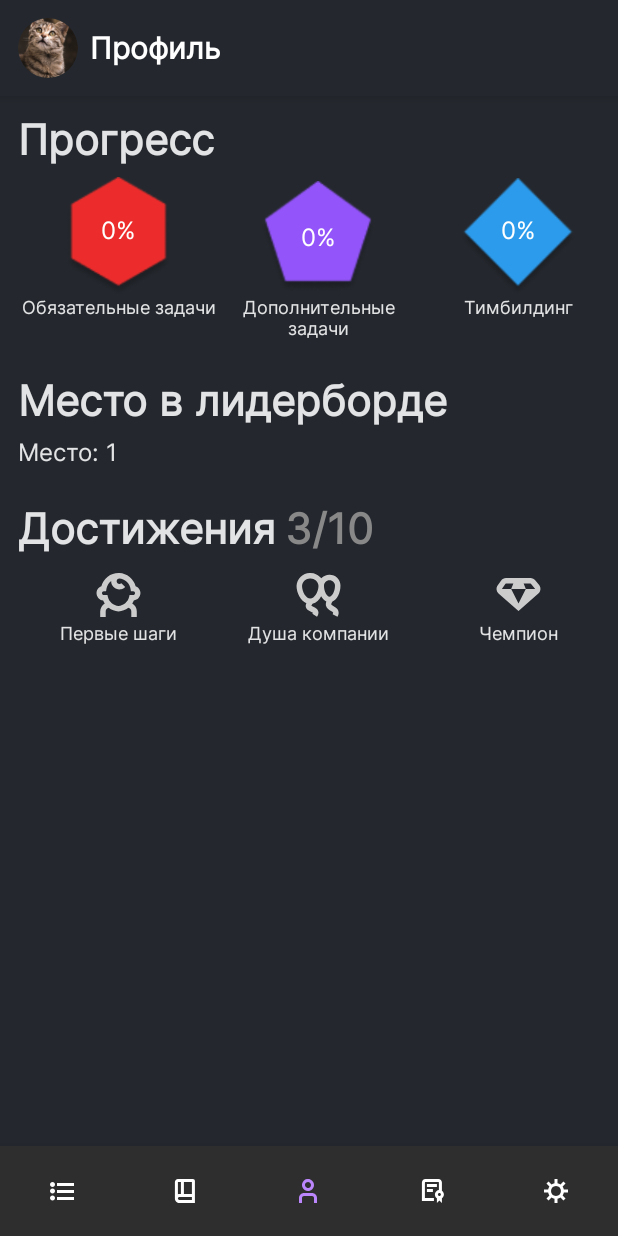
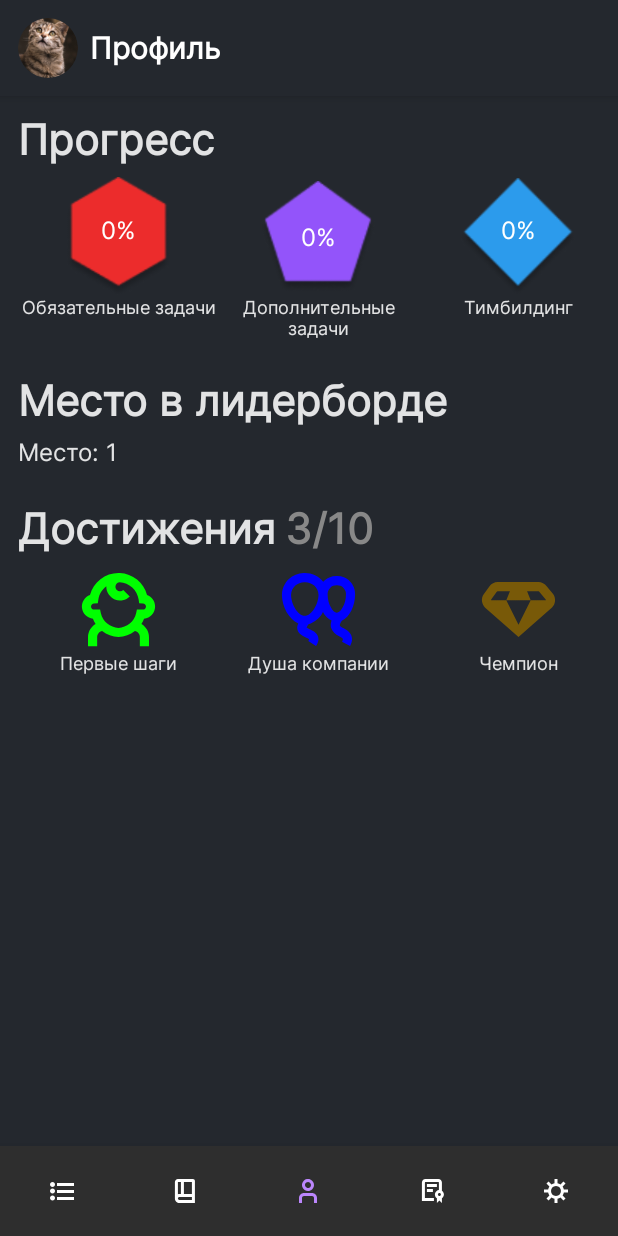
Before and after one commit to ArtemZolotukh1n/NewEmployeeIntegrationApp, an Android app built with Jetpack Compose: the screen it shows after launch (MainActivity), item 3 of the bottom bar chosen, on a phone screen of 412 x 824 dp. Run offline under Robolectric (Android 15) with nearby library versions, the phone set to English and light mode, and no system bars; our stand-ins replace Dagger/Hilt's generated code, Room's generated code, accompanist.

```diff
--- a/app/src/main/java/com/example/newemployeeintegrationapp/data/database/AppDatabase.kt
+++ b/app/src/main/java/com/example/newemployeeintegrationapp/data/database/AppDatabase.kt
@@ -4,6 +4,7 @@ import android.content.Context
 import androidx.room.Database
 import androidx.room.Room
 import androidx.room.RoomDatabase
+import androidx.sqlite.db.SupportSQLiteDatabase
 
 @Database(
     entities = [TaskEntity::class, UserEntity::class, LeaderboardEntity::class],
@@ -22,13 +23,16 @@ abstract class AppDatabase : RoomDatabase() {
         fun getInstance(context: Context): AppDatabase {
             return INSTANCE ?: synchronized(this) {
                 Room.databaseBuilder(
-                    context,
+                    context.applicationContext,
                     AppDatabase::class.java,
                     "app_database"
-                )
-                    .createFromAsset("database/finaldb.db")
-                    .fallbackToDestructiveMigration()
-                    .build().also {
+                ).fallbackToDestructiveMigration()
+                    .addCallback(object : RoomDatabase.Callback() {
+                        override fun onCreate(db: SupportSQLiteDatabase) {
+                            super.onCreate(db)
+                            // populate initial data here
+                        }
+                    }).build().also {
                         INSTANCE = it
                     }
             }
--- a/app/src/main/java/com/example/newemployeeintegrationapp/presentation/ui/app_bars/bottomNavigationBar.kt
+++ b/app/src/main/java/com/example/newemployeeintegrationapp/presentation/ui/app_bars/bottomNavigationBar.kt
@@ -6,6 +6,7 @@ import androidx.compose.runtime.*
 import androidx.compose.ui.Alignment
 import androidx.compose.ui.Modifier
 import androidx.compose.ui.res.painterResource
+import androidx.compose.ui.res.stringResource
 import androidx.compose.ui.unit.dp
 import androidx.navigation.NavHostController
 import com.example.newemployeeintegrationapp.R
@@ -21,7 +22,7 @@ fun AppsBottomNavigationBar(navController: NavHostController) {
             icon = {
                 Icon(
                     painter = painterResource(id = R.drawable.fi_bs_list),
-                    contentDescription = "Список задач",
+                    contentDescription = stringResource(R.string.task_list),
                     tint = if (selectedItem == 0) MaterialTheme.colors.primary else LocalContentColor.current,
                     modifier = Modifier.size(16.dp)
                 )
@@ -37,7 +38,7 @@ fun AppsBottomNavigationBar(navController: NavHostController) {
             icon = {
                 Icon(
                     painter = painterResource(id = R.drawable.knowlagebase),
-                    contentDescription = "База знаний",
+                    contentDescription = stringResource(R.string.knowladge_base),
                     tint = if (selectedItem == 1) MaterialTheme.colors.primary else LocalContentColor.current,
                     modifier = Modifier.size(16.dp)
                 )
@@ -53,7 +54,7 @@ fun AppsBottomNavigationBar(navController: NavHostController) {
             icon = {
                 Icon(
                     painter = painterResource(id = R.drawable.user),
-                    contentDescription = "Профиль",
+                    contentDescription = stringResource(R.string.profile),
                     tint = if (selectedItem == 2) MaterialTheme.colors.primary else LocalContentColor.current,
                     modifier = Modifier.size(16.dp)
                 )
@@ -69,7 +70,7 @@ fun AppsBottomNavigationBar(navController: NavHostController) {
             icon = {
                 Icon(
                     painter = painterResource(id = R.drawable.sertificat),
-                    contentDescription = "Лидерборд",
+                    contentDescription = stringResource(R.string.leaderboard),
                     tint = if (selectedItem == 3) MaterialTheme.colors.primary else LocalContentColor.current,
                     modifier = Modifier.size(16.dp)
                 )
@@ -86,7 +87,7 @@ fun AppsBottomNavigationBar(navController: NavHostController) {
             icon = {
                 Icon(
                     painter = painterResource(id = R.drawable.settings),
-                    contentDescription = "Настройки",
+                    contentDescription = stringResource(R.string.settings),
                     tint = if (selectedItem == 4) MaterialTheme.colors.primary else LocalContentColor.current,
                     modifier = Modifier.size(16.dp)
                 )
--- a/app/src/main/java/com/example/newemployeeintegrationapp/presentation/ui/screens/ProfileFiles/Achievement.kt
+++ b/app/src/main/java/com/example/newemployeeintegrationapp/presentation/ui/screens/ProfileFiles/Achievement.kt
@@ -2,4 +2,4 @@ package com.example.newemployeeintegrationapp.presentation.ui.screens.ProfileFil
 
 import androidx.annotation.DrawableRes
 
-data class Achievement(val name: String, @DrawableRes val imageRes: Int)
+data class Achievement(val name: String, @DrawableRes val imageRes: Int, val color: androidx.compose.ui.graphics.Color)
--- a/app/src/main/java/com/example/newemployeeintegrationapp/presentation/ui/screens/ProfileFiles/AchievementItem.kt
+++ b/app/src/main/java/com/example/newemployeeintegrationapp/presentation/ui/screens/ProfileFiles/AchievementItem.kt
@@ -26,8 +26,8 @@ fun AchievementItem(
         Icon(
             painter = painterResource(id = achievement.imageRes),
             contentDescription = null,
-            tint = Color.LightGray,
-            modifier = Modifier.size(30.dp)
+            tint = achievement.color,
+            modifier = Modifier.size(50.dp)
         )
         Text(
             text = achievement.name,
--- a/app/src/main/java/com/example/newemployeeintegrationapp/presentation/ui/screens/ProfileFiles/UserProfileScreen.kt
+++ b/app/src/main/java/com/example/newemployeeintegrationapp/presentation/ui/screens/ProfileFiles/UserProfileScreen.kt
@@ -12,8 +12,6 @@ import androidx.compose.ui.graphics.Color
 import androidx.compose.ui.unit.dp
 import com.example.newemployeeintegrationapp.R
 import com.example.newemployeeintegrationapp.presentation.viewModels.QuestScreenViewModel
-import com.example.newemployeeintegrationapp.ui.theme.myCustomFont
-import com.example.newemployeeintegrationapp.ui.theme.myCustomFontBold
 import com.example.newemployeeintegrationapp.ui.theme.progress
 
 @Composable
@@ -86,9 +84,9 @@ fun UserProfileScreen(
         item {
             AchievementRow(
                 achievements = listOf(
-                    Achievement("Первые шаги", R.drawable.baby),
-                    Achievement("Душа компании", R.drawable.baloons),
-                    Achievement("Чемпион", R.drawable.diamond),
+                    Achievement("Первые шаги", R.drawable.baby, Color.Green),
+                    Achievement("Душа компании", R.drawable.baloons, Color.Blue),
+                    Achievement("Чемпион", R.drawable.diamond, Color(0xFF785908)),
                 ),
             )
         }
--- a/app/src/main/res/values/strings.xml
+++ b/app/src/main/res/values/strings.xml
@@ -1,3 +1,8 @@
 <resources>
     <string name="app_name">NewEmployeeIntegrationApp</string>
+    <string name="task_list">Список задач</string>
+    <string name="knowladge_base">База знаний</string>
+    <string name="profile">Профиль</string>
+    <string name="leaderboard">Лидерборд</string>
+    <string name="settings">Настройки</string>
 </resources>
```
Also changed, not shown: app/src/main/res/drawable/fifth.jpg (added), app/src/main/res/drawable/first.jpg (added), app/src/main/res/drawable/fourth.jpg (added), app/src/main/res/drawable/second.jpg (added), app/src/main/res/drawable/sixs.jpg (added), app/src/main/res/drawable/third.jpg (added).
